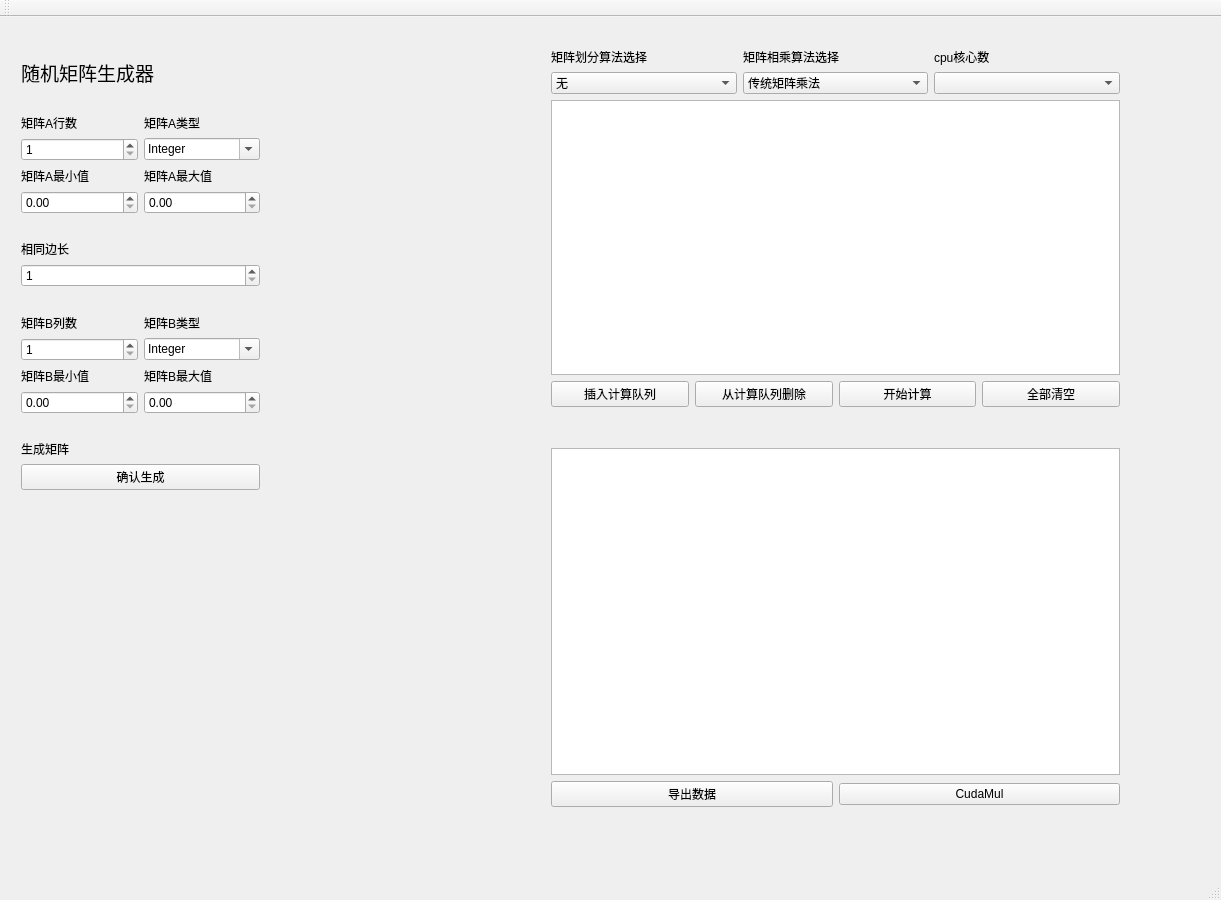
Above: QtMatrixOpenMP/QtMatrixOpenMP.ui from kbxpy12321/GradutionPro before the change. Below: the same form after it.
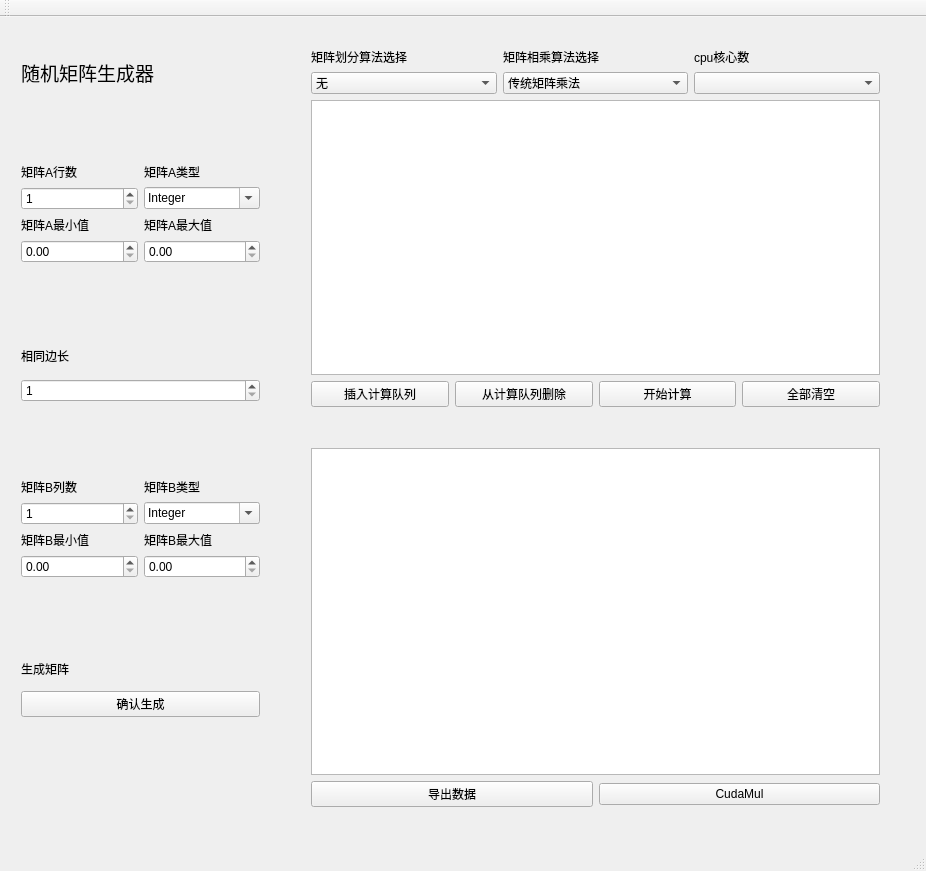
That is the form after the change.

Diff of the .ui file:
```diff
--- a/QtMatrixOpenMP/QtMatrixOpenMP.ui
+++ b/QtMatrixOpenMP/QtMatrixOpenMP.ui
@@ -6,8 +6,8 @@
    <rect>
     <x>0</x>
     <y>0</y>
-    <width>1221</width>
-    <height>900</height>
+    <width>926</width>
+    <height>871</height>
    </rect>
   </property>
   <property name="windowTitle">
@@ -17,7 +17,7 @@
    <widget class="QWidget" name="gridLayoutWidget_2">
     <property name="geometry">
      <rect>
-      <x>540</x>
+      <x>300</x>
       <y>20</y>
       <width>591</width>
       <height>381</height>
@@ -143,7 +143,7 @@
    <widget class="QWidget" name="gridLayoutWidget">
     <property name="geometry">
      <rect>
-      <x>540</x>
+      <x>300</x>
       <y>420</y>
       <width>591</width>
       <height>381</height>
@@ -179,7 +179,7 @@
       <x>10</x>
       <y>30</y>
       <width>261</width>
-      <height>454</height>
+      <height>681</height>
      </rect>
     </property>
     <layout class="QGridLayout" name="gridLayout_randommaker">
```
Left out of the diff: 28 changed lines with no effect on the pictures.
